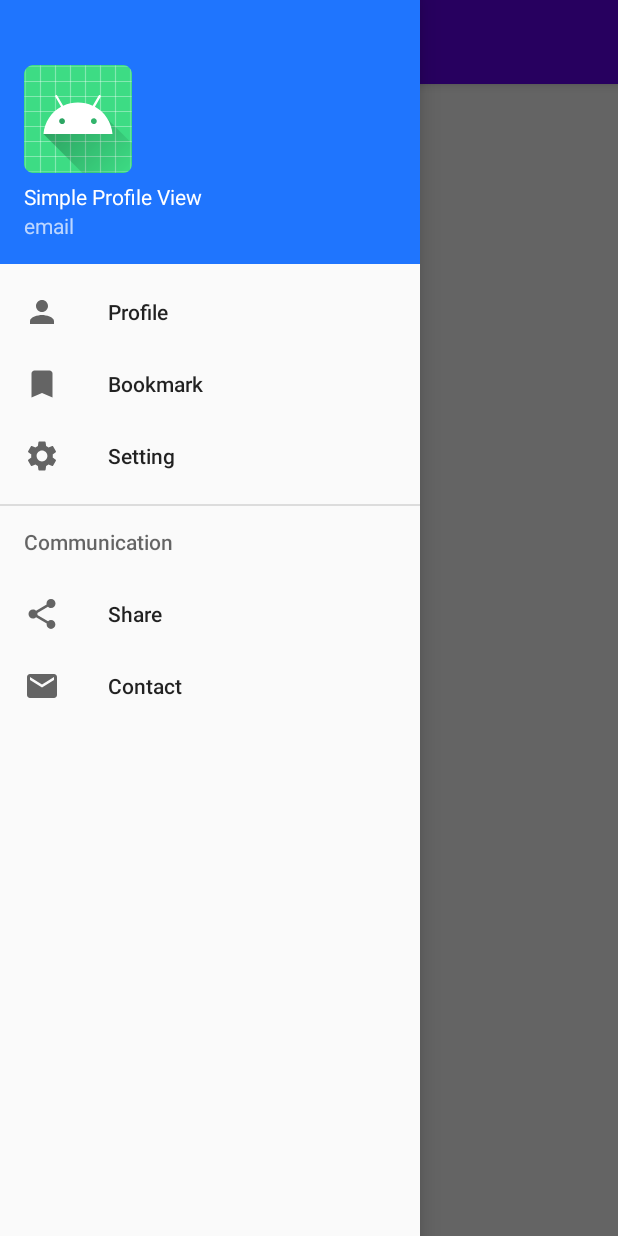
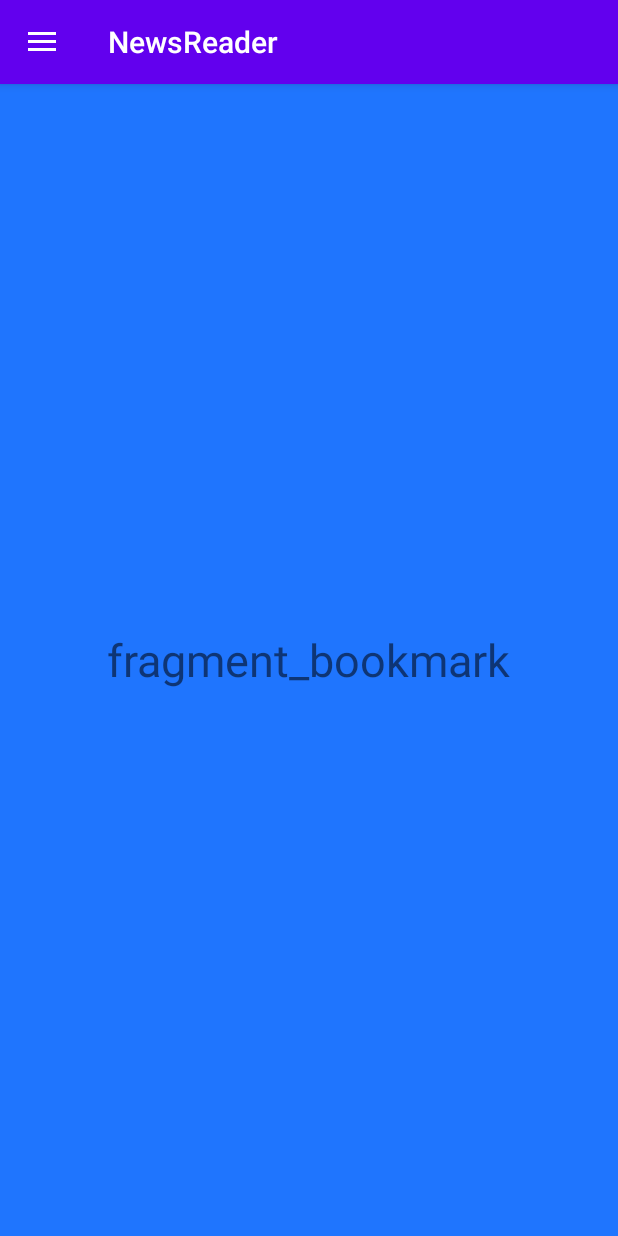
Before and after one commit to Doyeon-Lee/News-Android-App, an Android app: the screen it shows after launch (NavigationActivity), in the side drawer, after a tap on "Bookmark", on a phone screen of 412 x 824 dp. Run offline under Robolectric (Android 15) with nearby library versions, the phone set to English and light mode, and no system bars; our stand-ins replace Volley; libraries missing offline, so code that uses them is left out: com.facebook.drawee; network calls fail; 2 statements that could not run were skipped.

Commit message:
CONVERTING ACTION TO FRAGMENT

```diff
--- a/app/build.gradle
+++ b/app/build.gradle
@@ -27,6 +27,7 @@ dependencies {
     implementation 'androidx.appcompat:appcompat:1.2.0'
     implementation 'androidx.constraintlayout:constraintlayout:2.0.1'
     implementation 'com.google.android.material:material:1.0.0'
+    implementation 'androidx.legacy:legacy-support-v4:1.0.0'
     testImplementation 'junit:junit:4.12'
     androidTestImplementation 'androidx.test.ext:junit:1.1.2'
     androidTestImplementation 'androidx.test.espresso:espresso-core:3.3.0'
--- /dev/null
+++ b/app/src/main/java/com/example/myapplication/BookmarkFragment.java
@@ -0,0 +1,18 @@
+package com.example.myapplication;
+
+import android.os.Bundle;
+import android.view.LayoutInflater;
+import android.view.View;
+import android.view.ViewGroup;
+
+import androidx.fragment.app.Fragment;
+
+public class BookmarkFragment extends Fragment {
+
+    @Override
+    public View onCreateView(LayoutInflater inflater, ViewGroup container,
+                             Bundle savedInstanceState) {
+        // Inflate the layout for this fragment
+        return inflater.inflate(R.layout.fragment_bookmark, container, false);
+    }
+}
--- a/app/src/main/java/com/example/myapplication/NavigationActivity.java
+++ b/app/src/main/java/com/example/myapplication/NavigationActivity.java
@@ -1,14 +1,21 @@
 package com.example.myapplication;
 
+import androidx.annotation.NonNull;
 import androidx.appcompat.app.ActionBarDrawerToggle;
 import androidx.appcompat.app.AppCompatActivity;
 import androidx.appcompat.widget.Toolbar;
 import androidx.core.view.GravityCompat;
 import androidx.drawerlayout.widget.DrawerLayout;
+import androidx.fragment.app.Fragment;
+import androidx.fragment.app.FragmentTransaction;
 
 import android.os.Bundle;
+import android.view.MenuItem;
+import android.widget.Toast;
 
-public class NavigationActivity extends AppCompatActivity {
+import com.google.android.material.navigation.NavigationView;
+
+public class NavigationActivity extends AppCompatActivity implements NavigationView.OnNavigationItemSelectedListener {
     private Toolbar toolbar;
     private DrawerLayout DrawerLayout_nav;
 
@@ -16,13 +23,6 @@ public class NavigationActivity extends AppCompatActivity {
     protected void onCreate(Bundle savedInstanceState) {
         super.onCreate(savedInstanceState);
         setContentView(R.layout.activity_navigation);
-
-
-
-
-
-
-
         toolbar = findViewById(R.id.Toolbar);
         setSupportActionBar(toolbar);
         //This will set out Toolbar as the Actionbar and this will for example place the
@@ -41,6 +41,51 @@ public class NavigationActivity extends AppCompatActivity {
         toggle.syncState(); //햄버거를 화면에 보이게 해 준다
         //This will take care of rotating the hamburger icon together with the drawer itself
 
+
+        NavigationView navigationView = findViewById(R.id.nav_view);
+        navigationView.setNavigationItemSelectedListener(this);
+        //괄호 안에 new~로 생성할 수도 있지만 가독성을 위해 this 액티비티를 인수로 전달한다.
+        //그러기 위해서는 클래스에ㅔ implement Nav~Listener가 필요한데, 두 가지 중 buttom이
+        //아니라 navigation으로 끝나는 것을 골라야 한다. 그리고 이를 implement하기 위해서는
+        //ctrl+I로 아래의 함수를 선택해 줘야 오류가 없어진다.
+
+        //화면 방향 전환 등이 일어났을 때 보던 프래그먼트를 그대로 보여주기 위해서
+        if (savedInstanceState == null) {
+            //getSupportFragmentManager().beginTransaction().replace(R.id.fragment_container,
+            //        new ProfileFragment()).commit(); replace와 add으 차이 빼곤 같은걸까?
+            getSupportFragmentManager().beginTransaction().add(R.id.fragment_container,
+                    ProfileFragment.newInstance()).commit(); //예시에는 commit없었는데 왜일까?
+            navigationView.setCheckedItem(R.id.nav_profile);
+        }
+    }
+
+    @Override
+    //here we pass the menu item which is the menu that was selected
+    public boolean onNavigationItemSelected(@NonNull MenuItem menuItem) {
+        switch (menuItem.getItemId()){
+            case R.id.nav_profile:
+                getSupportFragmentManager().beginTransaction().replace(R.id.fragment_container,
+                        new ProfileFragment()).commit();
+                break;
+            case R.id.nav_bookmark:
+                getSupportFragmentManager().beginTransaction().replace(R.id.fragment_container,
+                        new BookmarkFragment()).commit();
+                break;
+            case R.id.nav_setting:
+                getSupportFragmentManager().beginTransaction().replace(R.id.fragment_container,
+                        new SettingFragment()).commit();
+                break;
+            case R.id.nav_share:
+                Toast.makeText(this, "Share", Toast.LENGTH_SHORT).show();
+                break;
+            case R.id.nav_contact:
+                Toast.makeText(this, "Contact", Toast.LENGTH_SHORT).show();
+                break;
+        }
+
+        DrawerLayout_nav.closeDrawer(GravityCompat.START);
+        return true;
+        //return false means that no item was selected even though the action was triggered
     }
 
     @Override
@@ -49,4 +94,9 @@ public class NavigationActivity extends AppCompatActivity {
             DrawerLayout_nav.closeDrawer(GravityCompat.START);
         }else super.onBackPressed();
     }
+
+    public void replaceFragment(Fragment fragment){
+        getSupportFragmentManager().beginTransaction().replace(R.id.fragment_container, fragment)
+                .addToBackStack(null).commit();
+    }
 }
--- /dev/null
+++ b/app/src/main/java/com/example/myapplication/ProfileFragment.java
@@ -0,0 +1,68 @@
+package com.example.myapplication;
+
+import android.content.Intent;
+import android.os.Bundle;
+
+import androidx.fragment.app.Fragment;
+import androidx.fragment.app.FragmentTransaction;
+
+import android.provider.ContactsContract;
+import android.view.LayoutInflater;
+import android.view.View;
+import android.view.ViewGroup;
+import android.widget.AdapterView;
+import android.widget.LinearLayout;
+import android.widget.ListView;
+import android.widget.Toast;
+
+import com.facebook.drawee.backends.pipeline.Fresco;
+
+import java.util.ArrayList;
+import java.util.Arrays;
+
+public class ProfileFragment extends Fragment {
+    LinearLayout LinearLayout_listView;
+    ListView ListView_category;
+
+    public static ProfileFragment newInstance(){
+        return new ProfileFragment();
+    }
+
+    //기존에 구현해두었던 Action의 onCreate()의 내용을 onCreateView로 옮겨왔다
+    @Override
+    public View onCreateView(LayoutInflater inflater, ViewGroup container,
+                             Bundle savedInstanceState) {
+        // Inflate the layout for this fragment
+        View v = inflater.inflate(R.layout.activity_category, container, false);
+
+        final ArrayList<String> categoryArray = new ArrayList<>(
+                Arrays.asList("Business", "Entertainment", "General", "Health", "Science", "Sports", "Technology")
+        );
+
+        LinearLayout_listView = v.findViewById(R.id.LinearLayout_listView);
+        ListView_category = v.findViewById(R.id.ListView_category);
+        ListViewAdapter listViewAdapter = new ListViewAdapter(categoryArray);
+        Fresco.initialize(getActivity());
+
+        ListView_category.setAdapter(listViewAdapter);
+        ListView_category.setOnItemClickListener(new AdapterView.OnItemClickListener() {
+            @Override
+            public void onItemClick(AdapterView<?> parent, View view, int position, long id) {
+                String category = categoryArray.get(position);
+                /* fragment는 context가 아니기 때문에 부모 context를 호출해서 사용한다?
+                Intent intent = new Intent(getActivity(), NewsActivity.class);
+                intent.putExtra("category", category);
+                startActivity(intent);
+                 */
+
+                Bundle bundle = new Bundle();
+                bundle.putString("category", category);
+                Fragment fragment = new SettingFragment();
+                fragment.setArguments(bundle);
+                ((NavigationActivity)getActivity()).replaceFragment(SettingFragment.newInstance());
+            }
+        });
+
+        return v;
+    }
+}
--- /dev/null
+++ b/app/src/main/java/com/example/myapplication/SettingFragment.java
@@ -0,0 +1,141 @@
+package com.example.myapplication;
+
+import android.content.Intent;
+import android.os.Bundle;
+import android.view.LayoutInflater;
+import android.view.View;
+import android.view.ViewGroup;
+import android.widget.TextView;
+import android.widget.Toast;
+
+import androidx.fragment.app.Fragment;
+import androidx.recyclerview.widget.LinearLayoutManager;
+import androidx.recyclerview.widget.RecyclerView;
+
+import com.android.volley.Request;
+import com.android.volley.RequestQueue;
+import com.android.volley.Response;
+import com.android.volley.VolleyError;
+import com.android.volley.toolbox.StringRequest;
+import com.android.volley.toolbox.Volley;
+
+import org.json.JSONArray;
+import org.json.JSONException;
+import org.json.JSONObject;
+
+import java.util.ArrayList;
+import java.util.List;
+
+public class SettingFragment extends Fragment {
+    private TextView TextView_category;
+    private RecyclerView RecyclerView_news;
+    private RecyclerView.LayoutManager layoutManager;
+    private RecyclerView.Adapter mAdapter;
+    private RequestQueue queue;
+
+    public static SettingFragment newInstance(){
+        return new SettingFragment();
+    }
+
+    @Override
+    public View onCreateView(LayoutInflater inflater, ViewGroup container,
+                             Bundle savedInstanceState) {
+        // Inflate the layout for this fragment
+        View v = inflater.inflate(R.layout.activity_news, container, false);
+
+        Bundle bundle = getArguments();
+        String category = "default";
+
+        if(bundle != null) category = bundle.getString("category");
+
+        TextView_category = v.findViewById(R.id.TextView_category);
+        RecyclerView_news = v.findViewById(R.id.RecyclerView_news);
+
+        String url = "http://newsapi.org/v2/top-headlines?country=us&category=";
+        /*
+        Intent intent = getIntent();
+        String category = intent.getStringExtra("category");
+         */
+        TextView_category.setText(category);
+        url = url + category + "&apiKey=1e5aa05c3cd24f4a9f83117abcd010fc";
+
+        // use this setting to improve performance if you know that changes
+        // in content do not change the layout size of the RecyclerView
+        RecyclerView_news.setHasFixedSize(true);
+        RecyclerView_news.setAdapter(null);
+
+        // use a linear layout manager
+        layoutManager = new LinearLayoutManager(getActivity());
+        RecyclerView_news.setLayoutManager(layoutManager);
+
+        //1. 화면이 로딩되면 뉴스 정보를 받아온다
+        //2. 정보를 어뎁터에 넘겨준다
+        //3. 받아온 정보를 세팅, 화면에 표시한다
+
+        // Instantiate the RequestQueue.
+        queue = Volley.newRequestQueue(getActivity());
+        getNews(url);
+
+        ((NavigationActivity)getActivity()).replaceFragment();
+        return v;
+    }
+
+    public void getNews(String url){
+        // Request a string response from the provided URL.
+        StringRequest stringRequest = new StringRequest(Request.Method.GET, url,
+                new Response.Listener<String>() {
+                    @Override
+                    public void onResponse(String response) {
+                        // Display the first 500 characters of the response string.
+                        try {
+                            JSONObject jsonObj = new JSONObject(response);
+                            JSONArray jsonArray = jsonObj.getJSONArray("articles");
+                            //final을 붙이면 그 내용을 더이상 바꿀 수 없으며, 아래의 clickListener와 같이
+                            //익명 클래스 내부에서 지역 변수 등을 사용하기 위해서는 final 선언이 필요하다
+                            final List<NewsData> news = new ArrayList<>();
+
+                            for(int i = 0;i < jsonArray.length();i++){
+                                NewsData newsData = new NewsData();
+                                JSONObject tmp = jsonArray.getJSONObject(i);
+
+                                newsData.setTitle(tmp.getString("title"));
+                                String content = tmp.getString("content");
+
+                                if(content.equals("null")) content = "No content";
+                                newsData.setContent(content);
+                                newsData.setNewsUrl( tmp.getString("url"));
+                                newsData.setUrlToImage(tmp.getString("urlToImage"));
+
+                                news.add(newsData);
+
+                                mAdapter = new MyAdapter(news, new View.OnClickListener() {
+                                    @Override
+                                    public void onClick(View v) {
+                                        Object obj = v.getTag();
+                                        if(obj != null){
+                                            int position = (int)obj;
+                                            Intent newsClickIntent = new Intent(getActivity(), ViewNewsActivity.class);
+                                            newsClickIntent.putExtra("clickNewsData", news.get(position));
+                                            startActivity(newsClickIntent);
+                                        }
+                                    }
+                                });
+                                RecyclerView_news.setAdapter(mAdapter);
+                            }
+
+                        } catch (JSONException e) {
+                            e.printStackTrace();
+                        }
+
+                    }
+                }, new Response.ErrorListener() {
+            @Override
+            public void onErrorResponse(VolleyError error) {
+
+            }
+        });
+
+        // Add the request to the RequestQueue.
+        queue.add(stringRequest);
+    }
+}
--- /dev/null
+++ b/app/src/main/res/layout/fragment_bookmark.xml
@@ -0,0 +1,15 @@
+<?xml version="1.0" encoding="utf-8"?>
+<RelativeLayout xmlns:android="http://schemas.android.com/apk/res/android"
+    android:layout_width="match_parent"
+    android:layout_height="match_parent"
+    android:background="@color/colorBlue">
+
+    <TextView
+        android:layout_width="wrap_content"
+        android:layout_height="wrap_content"
+        android:text="fragment_bookmark"
+        android:textSize="30sp"
+        android:layout_centerInParent="true"
+        />
+
+</RelativeLayout>
--- a/app/src/main/res/values/strings.xml
+++ b/app/src/main/res/values/strings.xml
@@ -2,4 +2,6 @@
     <string name="app_name">My Application</string>
     <string name="navigation_drawer_open">Open navigation drawer</string>
     <string name="navigation_drawer_close">Close navigation drawer</string>
+    <!-- TODO: Remove or change this placeholder text -->
+    <string name="hello_blank_fragment">Hello blank fragment</string>
 </resources>
```
Also changed, not shown: app/src/main/res/layout/fragment_profile.xml (added, +15 -0 lines), app/src/main/res/layout/fragment_setting.xml (added, +15 -0 lines).
